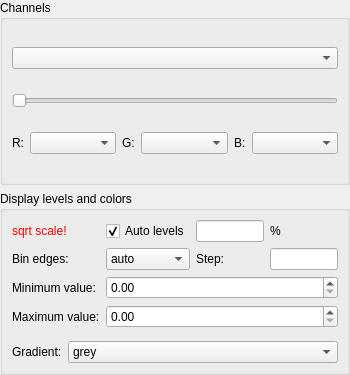
This is lavuelib/ui/LevelsWidget.ui in syncope/lavue as Qt 5 draws it before an edit. The edited form follows.
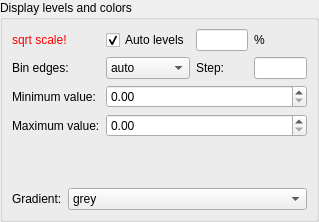
This is the edited form.

Commit message: split widgets

Diff of the .ui file:
```diff
--- a/lavuelib/ui/LevelsWidget.ui
+++ b/lavuelib/ui/LevelsWidget.ui
@@ -6,8 +6,8 @@
    <rect>
     <x>0</x>
     <y>0</y>
-    <width>350</width>
-    <height>375</height>
+    <width>319</width>
+    <height>222</height>
    </rect>
   </property>
   <property name="windowTitle">
@@ -18,117 +18,6 @@
     <number>0</number>
    </property>
    <item row="0" column="0">
-    <widget class="QGroupBox" name="channelGroupBox">
-     <property name="title">
-      <string>Channels</string>
-     </property>
-     <layout class="QGridLayout" name="gridLayout_3">
-      <item row="0" column="0">
-       <widget class="QComboBox" name="channelComboBox">
-        <property name="sizePolicy">
-         <sizepolicy hsizetype="Preferred" vsizetype="Fixed">
-          <horstretch>0</horstretch>
-          <verstretch>0</verstretch>
-         </sizepolicy>
-        </property>
-        <property name="toolTip">
-         <string>&lt;html&gt;&lt;head/&gt;&lt;body&gt;&lt;p&gt;channel view for multi channel images, e.g. a separate color channel or RGB&lt;/p&gt;&lt;/body&gt;&lt;/html&gt;</string>
-        </property>
-       </widget>
-      </item>
-      <item row="3" column="0">
-       <layout class="QHBoxLayout" name="horizontalLayout">
-        <item>
-         <widget class="QLabel" name="rLabel">
-          <property name="toolTip">
-           <string>&lt;html&gt;&lt;head/&gt;&lt;body&gt;&lt;p&gt;red color channel for the RGB view&lt;/p&gt;&lt;/body&gt;&lt;/html&gt;</string>
-          </property>
-          <property name="text">
-           <string>R:</string>
-          </property>
-          <property name="buddy">
-           <cstring>rComboBox</cstring>
-          </property>
-         </widget>
-        </item>
-        <item>
-         <widget class="QComboBox" name="rComboBox">
-          <property name="sizePolicy">
-           <sizepolicy hsizetype="Expanding" vsizetype="Fixed">
-            <horstretch>0</horstretch>
-            <verstretch>0</verstretch>
-           </sizepolicy>
-          </property>
-          <property name="toolTip">
-           <string>&lt;html&gt;&lt;head/&gt;&lt;body&gt;&lt;p&gt;red color channel for the RGB view&lt;/p&gt;&lt;/body&gt;&lt;/html&gt;</string>
-          </property>
-         </widget>
-        </item>
-        <item>
-         <widget class="QLabel" name="gLabel">
-          <property name="toolTip">
-           <string>&lt;html&gt;&lt;head/&gt;&lt;body&gt;&lt;p&gt;green color channel for the RGB view&lt;/p&gt;&lt;/body&gt;&lt;/html&gt;</string>
-          </property>
-          <property name="text">
-           <string>G:</string>
-          </property>
-          <property name="buddy">
-           <cstring>gComboBox</cstring>
-          </property>
-         </widget>
-        </item>
-        <item>
-         <widget class="QComboBox" name="gComboBox">
-          <property name="sizePolicy">
-           <sizepolicy hsizetype="Expanding" vsizetype="Fixed">
-            <horstretch>0</horstretch>
-            <verstretch>0</verstretch>
-           </sizepolicy>
-          </property>
-          <property name="toolTip">
-           <string>&lt;html&gt;&lt;head/&gt;&lt;body&gt;&lt;p&gt;green color channel for the RGB view&lt;/p&gt;&lt;/body&gt;&lt;/html&gt;</string>
-          </property>
-         </widget>
-        </item>
-        <item>
-         <widget class="QLabel" name="bLabel">
-          <property name="toolTip">
-           <string>&lt;html&gt;&lt;head/&gt;&lt;body&gt;&lt;p&gt;blue color channel for the RGB view&lt;/p&gt;&lt;/body&gt;&lt;/html&gt;</string>
-          </property>
-          <property name="text">
-           <string>B:</string>
-          </property>
-          <property name="buddy">
-           <cstring>bComboBox</cstring>
-          </property>
-         </widget>
-        </item>
-        <item>
-         <widget class="QComboBox" name="bComboBox">
-          <property name="sizePolicy">
-           <sizepolicy hsizetype="Expanding" vsizetype="Fixed">
-            <horstretch>0</horstretch>
-            <verstretch>0</verstretch>
-           </sizepolicy>
-          </property>
-          <property name="toolTip">
-           <string>&lt;html&gt;&lt;head/&gt;&lt;body&gt;&lt;p&gt;blue color channel for the RGB view&lt;/p&gt;&lt;/body&gt;&lt;/html&gt;</string>
-          </property>
-         </widget>
-        </item>
-       </layout>
-      </item>
-      <item row="1" column="0">
-       <widget class="QSlider" name="channelHorizontalSlider">
-        <property name="orientation">
-         <enum>Qt::Horizontal</enum>
-        </property>
-       </widget>
-      </item>
-     </layout>
-    </widget>
-   </item>
-   <item row="1" column="0">
     <widget class="QGroupBox" name="LevelsGroupBox">
      <property name="title">
       <string>Display levels and colors</string>
```
The commit also changes 4 other files.
